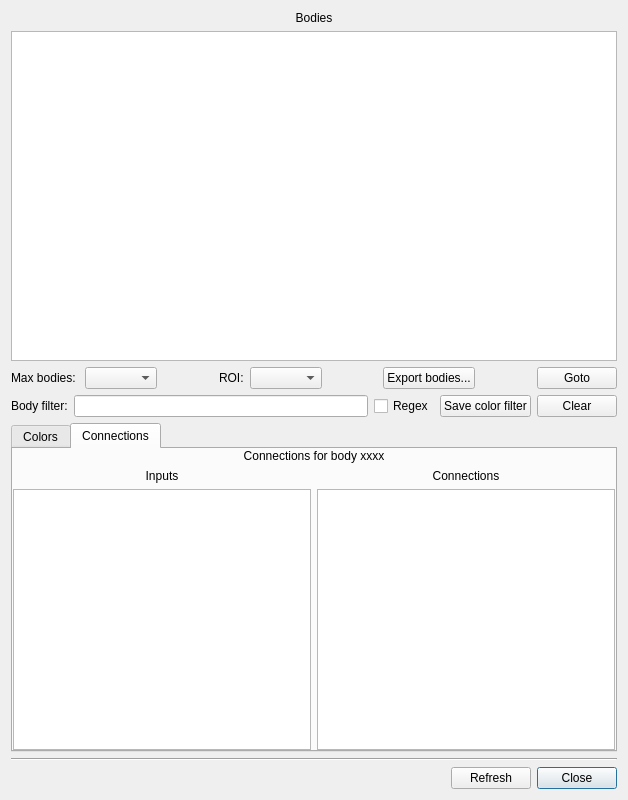
Before: the Qt Designer form neurolabi/gui/dialogs/flyembodyinfodialog.ui in janelia-flyem/NeuTu, drawn with Qt 5.
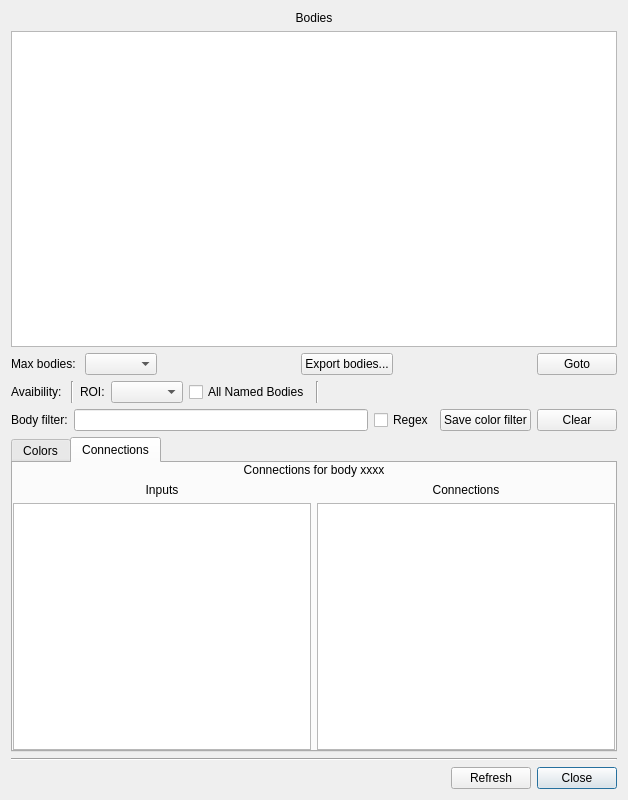
After: the same form once the commit is applied.

Commit message: add option of loading all named bodies in the sequencer

```diff
--- a/neurolabi/gui/dialogs/flyembodyinfodialog.ui
+++ b/neurolabi/gui/dialogs/flyembodyinfodialog.ui
@@ -74,29 +74,6 @@
        </property>
       </spacer>
      </item>
-     <item>
-      <widget class="QLabel" name="roiLabel">
-       <property name="text">
-        <string>ROI:</string>
-       </property>
-      </widget>
-     </item>
-     <item>
-      <widget class="QComboBox" name="roiComboBox"/>
-     </item>
-     <item>
-      <spacer name="horizontalSpacer">
-       <property name="orientation">
-        <enum>Qt::Horizontal</enum>
-       </property>
-       <property name="sizeHint" stdset="0">
-        <size>
-         <width>40</width>
-         <height>20</height>
-        </size>
-       </property>
-      </spacer>
-     </item>
      <item>
       <widget class="QPushButton" name="exportBodiesButton">
        <property name="text">
@@ -126,6 +103,64 @@
      </item>
     </layout>
    </item>
+   <item>
+    <layout class="QHBoxLayout" name="horizontalLayout_6">
+     <item>
+      <widget class="QLabel" name="label">
+       <property name="text">
+        <string>Avaibility: </string>
+       </property>
+       <property name="textFormat">
+        <enum>Qt::AutoText</enum>
+       </property>
+      </widget>
+     </item>
+     <item>
+      <widget class="Line" name="line">
+       <property name="orientation">
+        <enum>Qt::Vertical</enum>
+       </property>
+      </widget>
+     </item>
+     <item>
+      <widget class="QLabel" name="roiLabel">
+       <property name="text">
+        <string>ROI:</string>
+       </property>
+      </widget>
+     </item>
+     <item>
+      <widget class="QComboBox" name="roiComboBox"/>
+     </item>
+     <item>
+      <widget class="QCheckBox" name="namedCheckBox">
+       <property name="text">
+        <string>All Named Bodies</string>
+       </property>
+      </widget>
+     </item>
+     <item>
+      <widget class="Line" name="line_3">
+       <property name="orientation">
+        <enum>Qt::Vertical</enum>
+       </property>
+      </widget>
+     </item>
+     <item>
+      <spacer name="horizontalSpacer">
+       <property name="orientation">
+        <enum>Qt::Horizontal</enum>
+       </property>
+       <property name="sizeHint" stdset="0">
+        <size>
+         <width>40</width>
+         <height>20</height>
+        </size>
+       </property>
+      </spacer>
+     </item>
+    </layout>
+   </item>
    <item>
     <layout class="QHBoxLayout" name="horizontalLayout_2">
      <property name="bottomMargin">
```
The commit also changes 5 other files.
